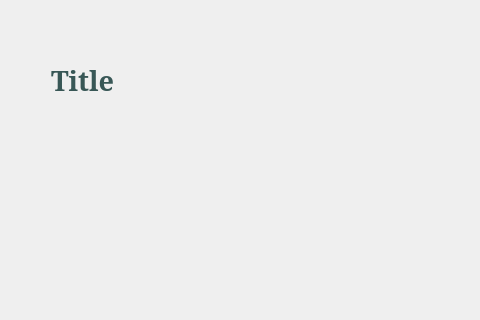
Above: src/forms/listviewtemplate.ui from damaro05/LawFirmPlatform before the change; both pictures show x 0 to 480 and y 0 to 320 of the 1350 by 750 pixel window. Below: the same form after it.
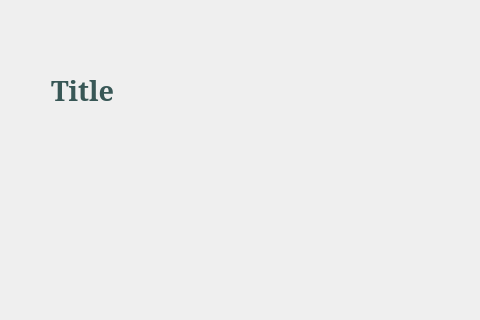
That is the form after the change.

Patch:
```diff
--- a/src/forms/listviewtemplate.ui
+++ b/src/forms/listviewtemplate.ui
@@ -20,12 +20,12 @@
       <enum>Qt::Vertical</enum>
      </property>
      <property name="sizeType">
-      <enum>QSizePolicy::Minimum</enum>
+      <enum>QSizePolicy::MinimumExpanding</enum>
      </property>
      <property name="sizeHint" stdset="0">
       <size>
        <width>20</width>
-       <height>54</height>
+       <height>20</height>
       </size>
      </property>
     </spacer>
```
